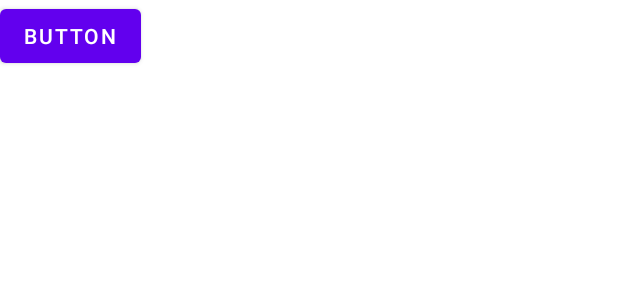
After one commit to choseongje/MadCampWeek1, an Android app: the layout fragment_image_detail.xml on its own in the app's theme, with its tools: preview values and no code run, on a phone screen of 412 x 824 dp. The commit adds this screen. Shown: the top 300 px of the screen. Run offline under Robolectric (Android 15) with nearby library versions, the phone set to English and light mode, and no system bars.

Commit message:
이미지 파일 변경

```diff
--- a/test4/app/src/main/res/layout/activity_main.xml
+++ b/test4/app/src/main/res/layout/activity_main.xml
@@ -30,4 +30,5 @@
         app:layout_constraintTop_toTopOf="parent"
         app:navGraph="@navigation/mobile_navigation" />
 
+
 </androidx.constraintlayout.widget.ConstraintLayout>
--- /dev/null
+++ b/test4/app/src/main/res/layout/fragment_image_detail.xml
@@ -0,0 +1,20 @@
+<?xml version="1.0" encoding="utf-8"?>
+<androidx.constraintlayout.widget.ConstraintLayout xmlns:android="http://schemas.android.com/apk/res/android"
+    xmlns:tools="http://schemas.android.com/tools"
+    android:layout_width="match_parent"
+             android:layout_height="match_parent">
+    <ImageView
+        android:id="@+id/imageViewDetail"
+        android:layout_width="match_parent"
+        android:layout_height="match_parent"
+        android:scaleType="centerInside" />
+
+    <Button
+        android:id="@+id/backButton"
+        android:layout_width="wrap_content"
+        android:layout_height="wrap_content"
+        android:text="Button"
+        tools:layout_editor_absoluteX="16dp"
+        tools:layout_editor_absoluteY="56dp" />
+
+</androidx.constraintlayout.widget.ConstraintLayout>
```
Also changed, not shown: test4/app/src/main/java/com/example/test4/ui/dashboard/DashboardFragment.kt (+12 -18 lines), test4/app/src/main/java/com/example/test4/ui/dashboard/ImageAdapter.kt (+9 -1 lines), test4/app/src/main/java/com/example/test4/ui/dashboard/ImageDetailFragment.kt (added, +32 -0 lines), test4/app/src/main/res/navigation/mobile_navigation.xml (+12 -1 lines).
